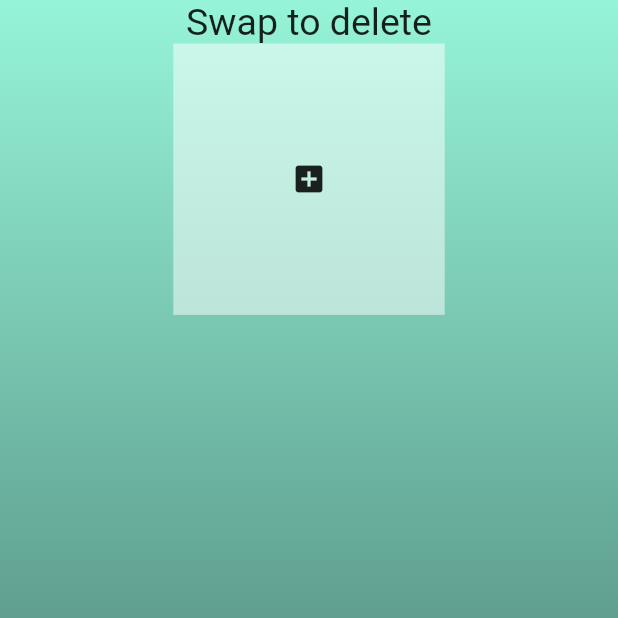
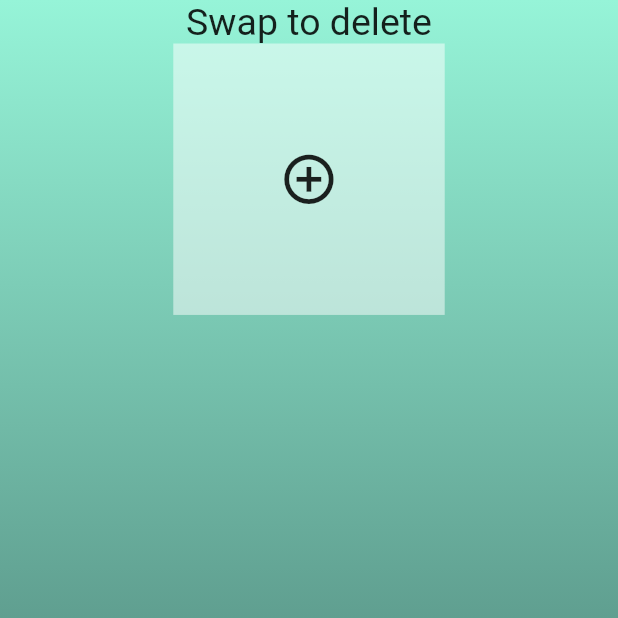
Before and after one commit to Spriggan1992/simple_collage, a Flutter app: the PhotosScreen screen opened by its route, on a phone screen of 412 x 824 dp, the top half of it. Run offline on Flutter 3.47's test engine with Material 2 defaults, Android fonts, the phone set to English and light mode, and no system bars; our stand-ins replace bloc, flutter_bloc, freezed_annotation, injectable; missing offline and left inert: multi_image_picker; generated files the repository leaves out were written again.

```diff
--- a/lib/repositories/photos_repository/photos_repository.dart
+++ b/lib/repositories/photos_repository/photos_repository.dart
@@ -16,12 +16,13 @@ class PhotosRepository extends BasePhotosRepository {
         maxImages: 300,
         enableCamera: false,
         // selectedAssets: images,
+
         cupertinoOptions: CupertinoOptions(takePhotoIcon: "chat"),
         materialOptions: MaterialOptions(
           actionBarColor: "#abcdef",
           actionBarTitle: "Example App",
           allViewTitle: "All Photos",
-          useDetailsView: false,
+          useDetailsView: true,
           selectCircleStrokeColor: "#000000",
         ),
       );
--- a/lib/screens/photos_screen/photos_screen.dart
+++ b/lib/screens/photos_screen/photos_screen.dart
@@ -19,7 +19,12 @@ class PhotosScreen extends StatelessWidget {
     return SafeArea(
       child: Scaffold(
         backgroundColor: Colors.transparent,
-        body: BlocBuilder<PhotosBloc, PhotosState>(
+        body: BlocConsumer<PhotosBloc, PhotosState>(
+          listener: (context, state) {
+            if (state.images.isEmpty) {
+              Navigator.pushNamed(context, WelcomeScreen.id);
+            }
+          },
           builder: (context, state) {
             if (state.loadedData == LoadedImgs.failure) {
               return Center(child: CircularProgressIndicator());
@@ -36,27 +41,38 @@ class PhotosScreen extends StatelessWidget {
                     SliverFillRemaining(
                       hasScrollBody: false,
                       child: Column(
+                        mainAxisAlignment: MainAxisAlignment.center,
                         children: [
                           TitleHolder(title: 'Swap to delete'),
-                          Wrap(
+                          Expanded(
+                            child: Wrap(
                               runSpacing: defaultSize * 3,
                               spacing: defaultSize * 2,
                               children: [
-                              ...state.images.map(
-                                (item) => AssetThumb(
-                                    // key: Key(index.toString()),
-                                    quality: 100,
-                                    asset: item,
-                                    width: defaultSize.toInt() * 20,
-                                    height: defaultSize.toInt() * 20),
-                              ),
+                                ...buildGrid(state.images, defaultSize),
+                                // ...state.images.map((item) {
+                                //   return Dismissible(
+                                //     onDismissed: (direction) {},
+                                //     key: Key(),
+                                //     child: AssetThumb(
+                                //         quality: 100,
+                                //         asset: item,
+                                //         width: defaultSize.toInt() * 20,
+                                //         height: defaultSize.toInt() * 20),
+                                //   );
+                                // },
+                                // ),
                                 Container(
                                   color: DesignTheme.colors.btnColor,
                                   width: defaultSize * 18.3,
                                   height: defaultSize * 18.3,
-                                child: Icon(Icons.add_box),
+                                  child: Icon(
+                                    Icons.add_circle_outline_outlined,
+                                    size: defaultSize * 4,
+                                  ),
                                 ),
                               ],
+                            ),
                           ),
                         ],
                       ),
@@ -106,4 +122,20 @@ class PhotosScreen extends StatelessWidget {
       ),
     );
   }
+
+  List<Widget> buildGrid(List<Asset> imgs, double defaultSize) {
+    List<Widget> widgetList = [];
+    for (int i = 0; i < imgs.length; i++) {
+      widgetList.add(Dismissible(
+        onDismissed: (direction) {},
+        key: Key(i.toString()),
+        child: AssetThumb(
+            quality: 100,
+            asset: imgs[i],
+            width: defaultSize.toInt() * 20,
+            height: defaultSize.toInt() * 20),
+      ));
     }
+    return widgetList;
+  }
+}
```
Also changed, not shown: 2 other files. Lines whose indentation alone changed are shown as unchanged.
